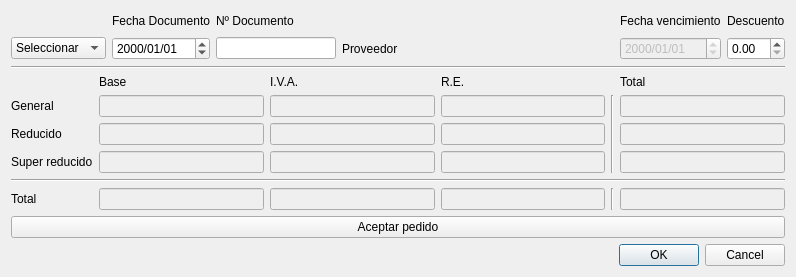
Before: the Qt Designer form aceptarpedido.ui in Ladis72/tienda, drawn with Qt 5.
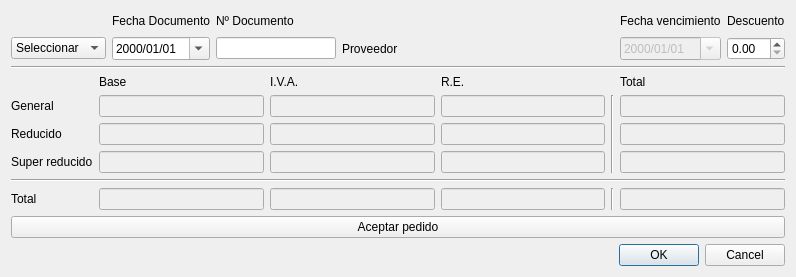
After: the same form once the commit is applied.

The edit to the form file:
```diff
--- a/aceptarpedido.ui
+++ b/aceptarpedido.ui
@@ -66,6 +66,9 @@
        <property name="displayFormat">
         <string>yyyy/MM/dd</string>
        </property>
+       <property name="calendarPopup">
+        <bool>true</bool>
+       </property>
       </widget>
      </item>
      <item row="2" column="7">
@@ -104,6 +107,9 @@
        <property name="displayFormat">
         <string>yyyy/MM/dd</string>
        </property>
+       <property name="calendarPopup">
+        <bool>true</bool>
+       </property>
       </widget>
      </item>
      <item row="2" column="3">
```
